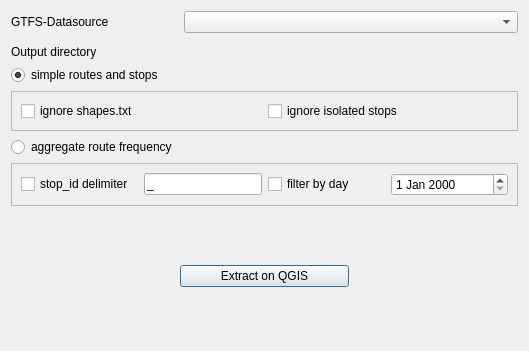
The window that gtfs_go_dialog_base.ui (MIERUNE/GTFS-GO) describes before a commit, drawn with Qt 5.
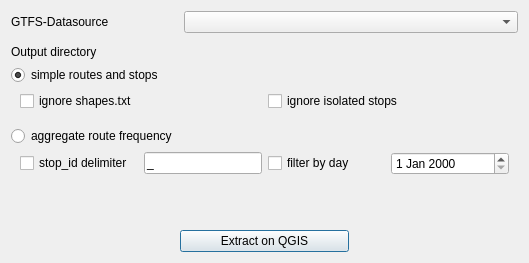
The same window after the commit. Custom widgets are drawn as their Qt base class.

Patch:
```diff
--- a/gtfs_go_dialog_base.ui
+++ b/gtfs_go_dialog_base.ui
@@ -7,7 +7,7 @@
     <x>0</x>
     <y>0</y>
     <width>529</width>
-    <height>351</height>
+    <height>263</height>
    </rect>
   </property>
   <property name="sizePolicy">
@@ -102,12 +102,18 @@
       <bool>true</bool>
      </property>
      <property name="frameShape">
-      <enum>QFrame::StyledPanel</enum>
+      <enum>QFrame::NoFrame</enum>
      </property>
      <property name="frameShadow">
       <enum>QFrame::Raised</enum>
      </property>
+     <property name="lineWidth">
+      <number>0</number>
+     </property>
      <layout class="QVBoxLayout" name="verticalLayout">
+      <property name="topMargin">
+       <number>0</number>
+      </property>
       <item>
        <layout class="QHBoxLayout" name="horizontalLayout_3">
         <item>
@@ -154,12 +160,18 @@
    <item>
     <widget class="QFrame" name="freqFrame">
      <property name="frameShape">
-      <enum>QFrame::StyledPanel</enum>
+      <enum>QFrame::NoFrame</enum>
      </property>
      <property name="frameShadow">
       <enum>QFrame::Raised</enum>
      </property>
+     <property name="lineWidth">
+      <number>0</number>
+     </property>
      <layout class="QVBoxLayout" name="verticalLayout_3">
+      <property name="topMargin">
+       <number>0</number>
+      </property>
       <item>
        <layout class="QHBoxLayout" name="horizontalLayout_6">
         <item>
@@ -221,7 +233,7 @@
      <property name="sizeHint" stdset="0">
       <size>
        <width>20</width>
-       <height>40</height>
+       <height>20</height>
       </size>
      </property>
     </spacer>
@@ -269,22 +281,6 @@
      </item>
     </layout>
    </item>
-   <item>
-    <spacer name="verticalSpacer">
-     <property name="orientation">
-      <enum>Qt::Vertical</enum>
-     </property>
-     <property name="sizeType">
-      <enum>QSizePolicy::Expanding</enum>
-     </property>
-     <property name="sizeHint" stdset="0">
-      <size>
-       <width>20</width>
-       <height>40</height>
-      </size>
-     </property>
-    </spacer>
-   </item>
   </layout>
  </widget>
  <customwidgets>
```
